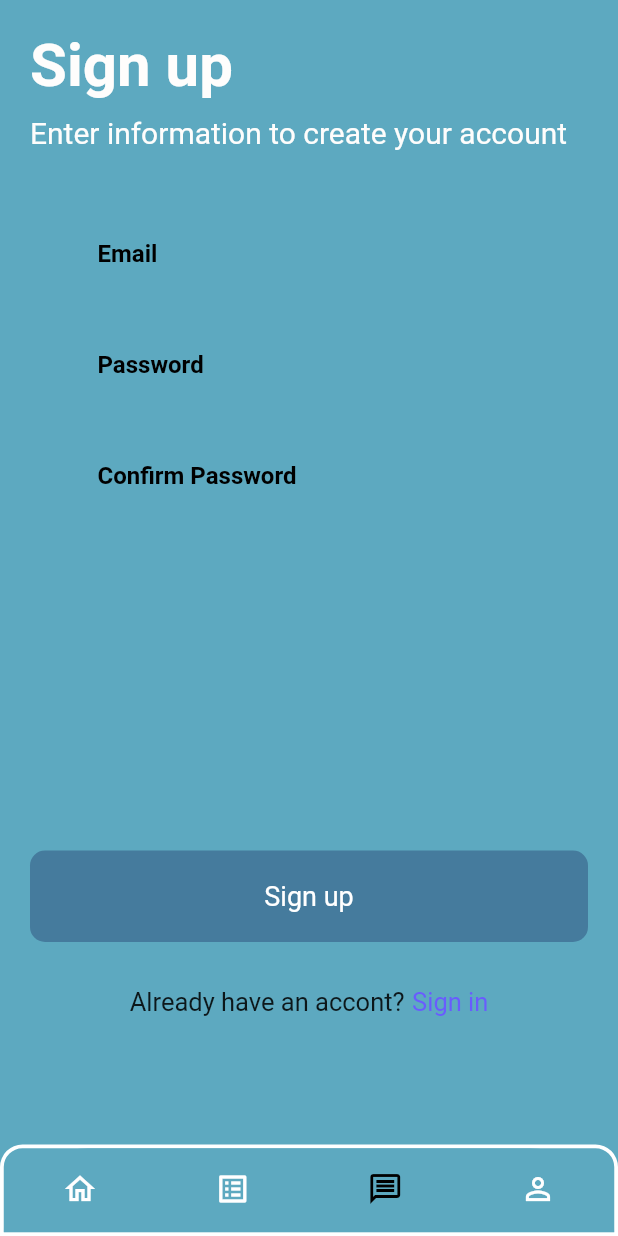
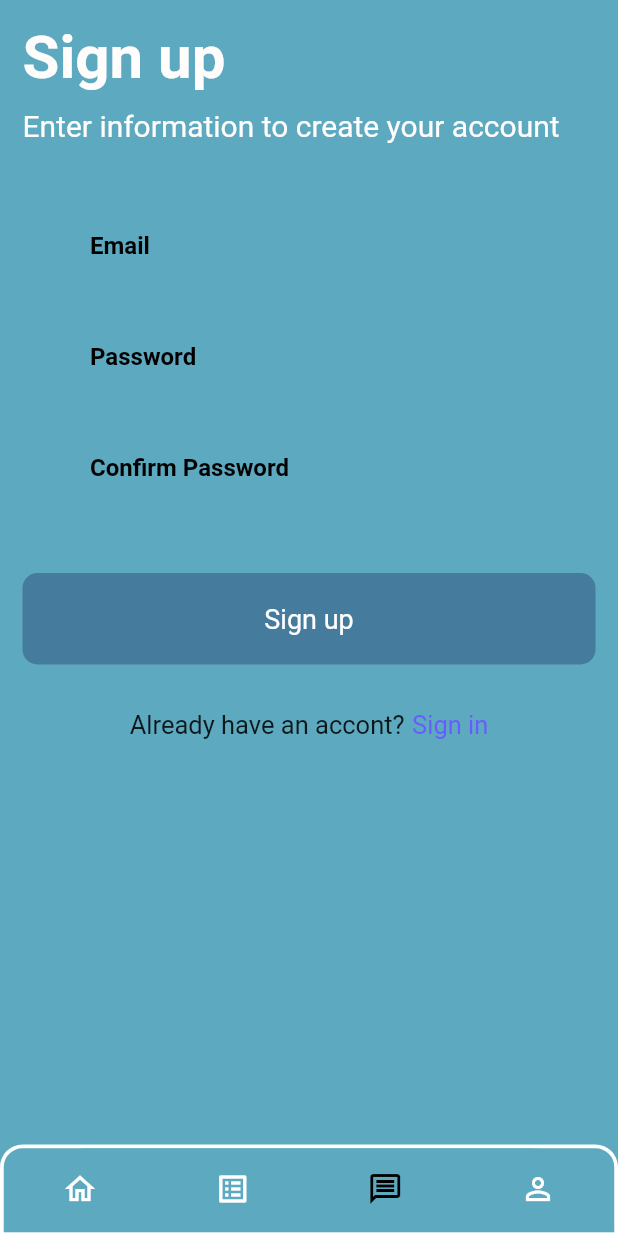
Before and after one commit to akatokurojp/SabiCare, a Flutter app: the screen it shows after launch, item 3 of the bottom bar chosen, on a phone screen of 412 x 824 dp. Run offline on Flutter 3.47's test engine with Material 2 defaults, Android fonts, the phone set to English and light mode, and no system bars; our stand-ins replace avatar_glow, cloud_firestore, firebase_auth, firebase_core, flutter_tts, get and 5 more; missing offline and left inert: lit_ui_kit; accounts and stored records are empty.

Commit message:
register tweaking

```diff
--- a/lib/register.dart
+++ b/lib/register.dart
@@ -21,7 +21,7 @@ class _RegisterPageState extends State<RegisterPage> {
     return Scaffold(
       body: SafeArea(
         child: Padding(
-          padding: const EdgeInsets.all(20.0),
+          padding: const EdgeInsets.all(15.0),
           child: SingleChildScrollView(
             child: Column(
               crossAxisAlignment: CrossAxisAlignment.start,
@@ -129,7 +129,7 @@ class _RegisterPageState extends State<RegisterPage> {
                 //textfield password
 
                 SizedBox(
-                  height: 220,
+                  height: 40,
                 ),
 
                 //button sign up
```
